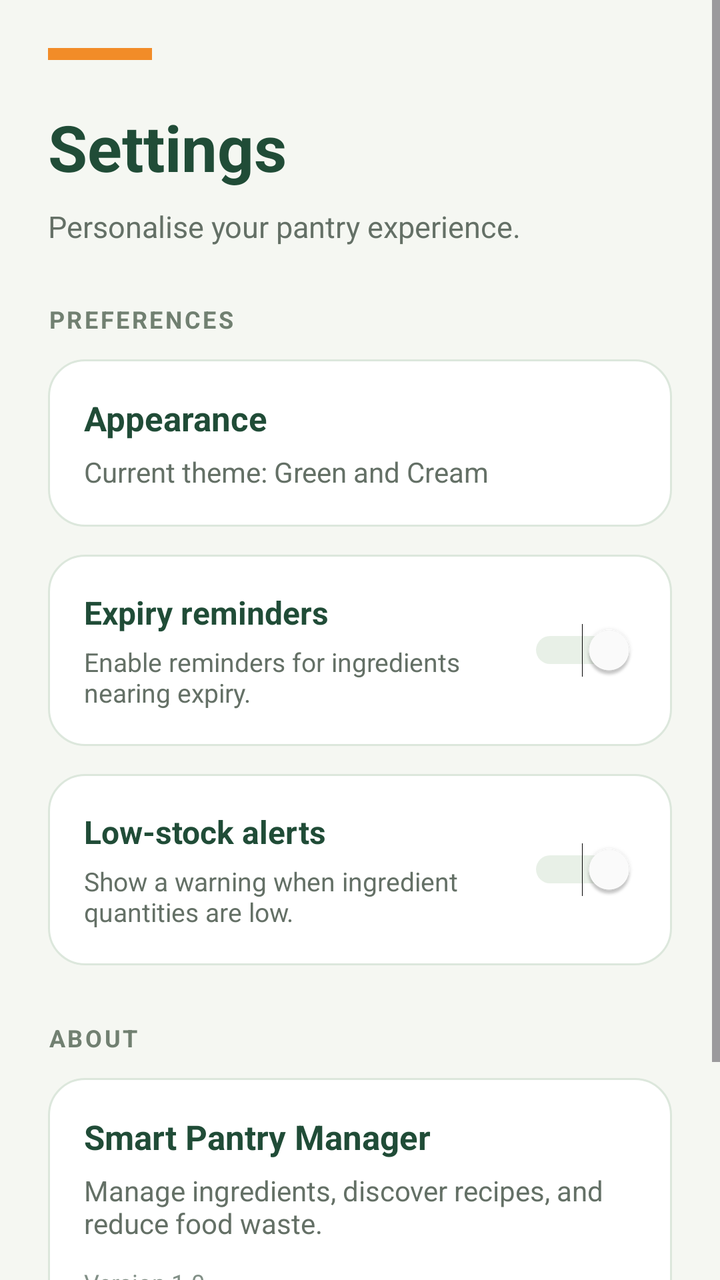
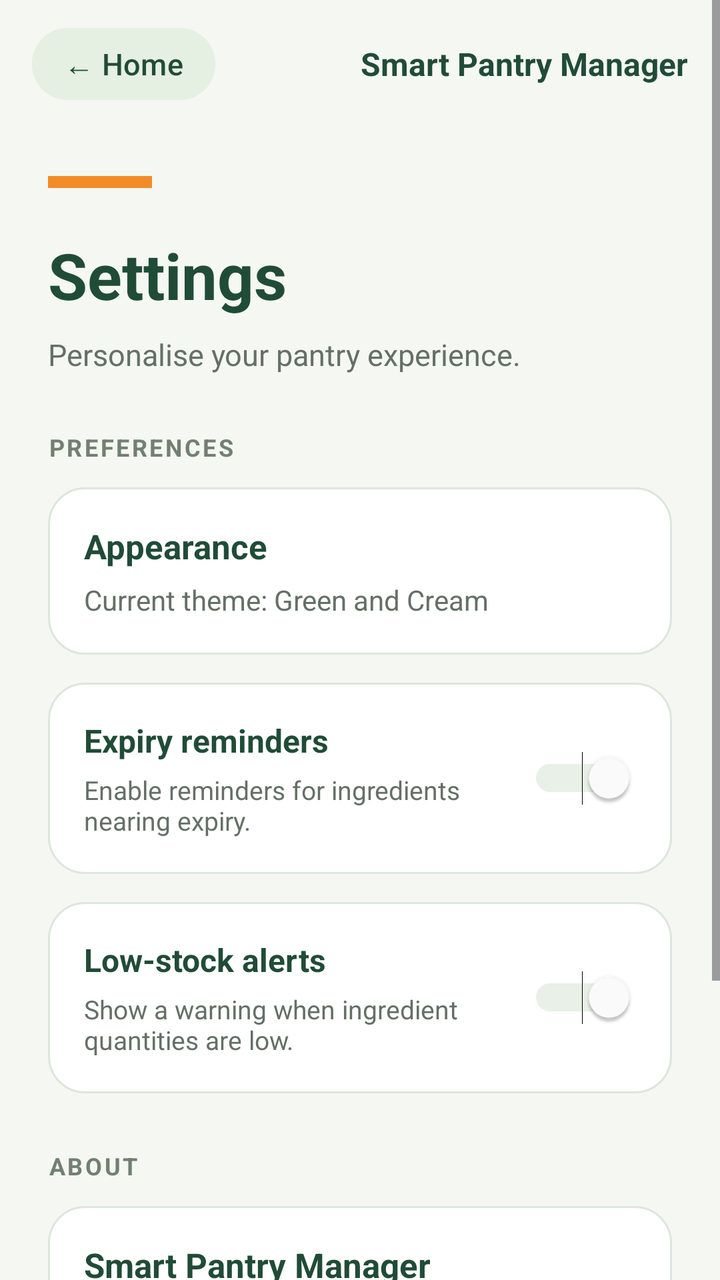

An Android layout rendered at two revisions. The XML below is the earlier revision; the diff shows what the commit changed to produce the second picture.
<!-- AndroidManifest.xml: application theme Theme.SmartPantryManager -->
<!-- res/layout/activity_settings.xml -->
<?xml version="1.0" encoding="utf-8"?>
<ScrollView xmlns:android="http://schemas.android.com/apk/res/android"
    android:layout_width="match_parent"
    android:layout_height="match_parent"
    android:background="#F5F7F2"
    android:fillViewport="true">

    <LinearLayout
        android:layout_width="match_parent"
        android:layout_height="wrap_content"
        android:orientation="vertical"
        android:padding="24dp">

        <View
            android:layout_width="52dp"
            android:layout_height="6dp"
            android:layout_marginBottom="22dp"
            android:background="#F28C28" />

        <TextView
            android:layout_width="match_parent"
            android:layout_height="wrap_content"
            android:text="Settings"
            android:textColor="#204C37"
            android:textSize="32sp"
            android:textStyle="bold" />

        <TextView
            android:layout_width="match_parent"
            android:layout_height="wrap_content"
            android:layout_marginTop="8dp"
            android:layout_marginBottom="28dp"
            android:text="Personalise your pantry experience."
            android:textColor="#647066"
            android:textSize="15sp" />

        
        <TextView
            android:layout_width="match_parent"
            android:layout_height="wrap_content"
            android:layout_marginBottom="12dp"
            android:text="PREFERENCES"
            android:textColor="#718071"
            android:textSize="12sp"
            android:textStyle="bold"
            android:letterSpacing="0.1" />

        
        <LinearLayout
            android:layout_width="match_parent"
            android:layout_height="wrap_content"
            android:orientation="vertical"
            android:padding="18dp"
            android:background="@drawable/dashboard_card_background">

            <TextView
                android:layout_width="match_parent"
                android:layout_height="wrap_content"
                android:text="Appearance"
                android:textColor="#204C37"
                android:textSize="17sp"
                android:textStyle="bold" />

            <TextView
                android:layout_width="match_parent"
                android:layout_height="wrap_content"
                android:layout_marginTop="6dp"
                android:text="Current theme: Green and Cream"
                android:textColor="#647066"
                android:textSize="14sp" />

        </LinearLayout>

        
        <LinearLayout
            android:layout_width="match_parent"
            android:layout_height="wrap_content"
            android:layout_marginTop="14dp"
            android:orientation="horizontal"
            android:gravity="center_vertical"
            android:padding="18dp"
            android:background="@drawable/dashboard_card_background">

            <LinearLayout
                android:layout_width="0dp"
                android:layout_height="wrap_content"
                android:layout_weight="1"
                android:orientation="vertical">

                <TextView
                    android:layout_width="match_parent"
                    android:layout_height="wrap_content"
                    android:text="Expiry reminders"
                    android:textColor="#204C37"
                    android:textSize="16sp"
                    android:textStyle="bold" />

                <TextView
                    android:layout_width="match_parent"
                    android:layout_height="wrap_content"
                    android:layout_marginTop="5dp"
                    android:text="Enable reminders for ingredients nearing expiry."
                    android:textColor="#647066"
                    android:textSize="13sp" />

            </LinearLayout>

            <Switch
                android:id="@+id/switchExpiryReminders"
                android:layout_width="wrap_content"
                android:layout_height="wrap_content"
                android:checked="true"
                android:contentDescription="Enable expiry reminders"
                android:showText="false"
                android:thumbTint="#FFFFFF"
                android:trackTint="#A5C5A4" />

        </LinearLayout>

        
        <LinearLayout
            android:layout_width="match_parent"
            android:layout_height="wrap_content"
            android:layout_marginTop="14dp"
            android:orientation="horizontal"
            android:gravity="center_vertical"
            android:padding="18dp"
            android:background="@drawable/dashboard_card_background">

            <LinearLayout
                android:layout_width="0dp"
                android:layout_height="wrap_content"
                android:layout_weight="1"
                android:orientation="vertical">

                <TextView
                    android:layout_width="match_parent"
                    android:layout_height="wrap_content"
                    android:text="Low-stock alerts"
                    android:textColor="#204C37"
                    android:textSize="16sp"
                    android:textStyle="bold" />

                <TextView
                    android:layout_width="match_parent"
                    android:layout_height="wrap_content"
                    android:layout_marginTop="5dp"
                    android:text="Show a warning when ingredient quantities are low."
                    android:textColor="#647066"
                    android:textSize="13sp" />

            </LinearLayout>

            <Switch
                android:id="@+id/switchLowStockAlerts"
                android:layout_width="wrap_content"
                android:layout_height="wrap_content"
                android:checked="true"
                android:contentDescription="Enable low-stock alerts"
                android:showText="false"
                android:thumbTint="#FFFFFF"
                android:trackTint="#A5C5A4" />

        </LinearLayout>

        
        <TextView
            android:layout_width="match_parent"
            android:layout_height="wrap_content"
            android:layout_marginTop="28dp"
            android:layout_marginBottom="12dp"
            android:text="ABOUT"
            android:textColor="#718071"
            android:textSize="12sp"
            android:textStyle="bold"
            android:letterSpacing="0.1" />

        <LinearLayout
            android:layout_width="match_parent"
            android:layout_height="wrap_content"
            android:orientation="vertical"
            android:padding="18dp"
            android:background="@drawable/dashboard_card_background">

            <TextView
                android:layout_width="match_parent"
                android:layout_height="wrap_content"
                android:text="Smart Pantry Manager"
                android:textColor="#204C37"
                android:textSize="17sp"
                android:textStyle="bold" />

            <TextView
                android:layout_width="match_parent"
                android:layout_height="wrap_content"
                android:layout_marginTop="6dp"
                android:text="Manage ingredients, discover recipes, and reduce food waste."
                android:textColor="#647066"
                android:textSize="14sp" />

            <TextView
                android:layout_width="match_parent"
                android:layout_height="wrap_content"
                android:layout_marginTop="12dp"
                android:text="Version 1.0"
                android:textColor="#829087"
                android:textSize="12sp" />

        </LinearLayout>

        
        <Button
            android:id="@+id/btnResetSettings"
            android:layout_width="match_parent"
            android:layout_height="56dp"
            android:layout_marginTop="24dp"
            android:backgroundTint="#E5EFE2"
            android:text="Reset Settings"
            android:textColor="#204C37"
            android:textSize="15sp"
            android:textStyle="bold" />

    </LinearLayout>

</ScrollView>
<!-- resources referenced by this layout -->
<resources>
  <!-- drawable dashboard_card_background (drawable) -->
  <?xml version="1.0" encoding="utf-8"?>
  <shape xmlns:android="http://schemas.android.com/apk/res/android"
      android:shape="rectangle">
  
      <solid android:color="#FFFFFF" />
  
      <corners android:radius="18dp" />
  
      <stroke
          android:width="1dp"
          android:color="#DCE7DC" />
  
  </shape>
  <style name="Theme.SmartPantryManager" parent="Base.Theme.SmartPantryManager" />
  <style name="Base.Theme.SmartPantryManager" parent="Theme.Material3.DayNight.NoActionBar">
          
          
      </style>
</resources>

<!-- the commit's change to res/layout/activity_settings.xml (unified diff, before → after) -->
@@ -8,218 +8,265 @@
     <LinearLayout
         android:layout_width="match_parent"
         android:layout_height="wrap_content"
-        android:orientation="vertical"
-        android:padding="24dp">
-
-        <View
-            android:layout_width="52dp"
-            android:layout_height="6dp"
-            android:layout_marginBottom="22dp"
-            android:background="#F28C28" />
-
-        <TextView
-            android:layout_width="match_parent"
-            android:layout_height="wrap_content"
-            android:text="Settings"
-            android:textColor="#204C37"
-            android:textSize="32sp"
-            android:textStyle="bold" />
-
-        <TextView
-            android:layout_width="match_parent"
-            android:layout_height="wrap_content"
-            android:layout_marginTop="8dp"
-            android:layout_marginBottom="28dp"
-            android:text="Personalise your pantry experience."
-            android:textColor="#647066"
-            android:textSize="15sp" />
+        android:orientation="vertical">
 
         
-        <TextView
-            android:layout_width="match_parent"
-            android:layout_height="wrap_content"
-            android:layout_marginBottom="12dp"
-            android:text="PREFERENCES"
-            android:textColor="#718071"
-            android:textSize="12sp"
-            android:textStyle="bold"
-            android:letterSpacing="0.1" />
-
-        
+        <include layout="@layout/header_back_home" />
+
         <LinearLayout
             android:layout_width="match_parent"
             android:layout_height="wrap_content"
             android:orientation="vertical"
-            android:padding="18dp"
-            android:background="@drawable/dashboard_card_background">
-
-            <TextView
-                android:layout_width="match_parent"
-                android:layout_height="wrap_content"
-                android:text="Appearance"
+            android:padding="24dp">
+
+            <View
+                android:layout_width="52dp"
+                android:layout_height="6dp"
+                android:layout_marginBottom="22dp"
+                android:background="#F28C28" />
+
+            <TextView
+                android:layout_width="match_parent"
+                android:layout_height="wrap_content"
+                android:text="Settings"
                 android:textColor="#204C37"
-                android:textSize="17sp"
+                android:textSize="32sp"
                 android:textStyle="bold" />
 
             <TextView
                 android:layout_width="match_parent"
                 android:layout_height="wrap_content"
-                android:layout_marginTop="6dp"
-                android:text="Current theme: Green and Cream"
+                android:layout_marginTop="8dp"
+                android:layout_marginBottom="28dp"
+                android:text="Personalise your pantry experience."
                 android:textColor="#647066"
-                android:textSize="14sp" />
+                android:textSize="15sp" />
+
+            
+            <TextView
+                android:layout_width="match_parent"
+                android:layout_height="wrap_content"
+                android:layout_marginBottom="12dp"
+                android:text="PREFERENCES"
+                android:textColor="#718071"
+                android:textSize="12sp"
+                android:textStyle="bold"
+                android:letterSpacing="0.1" />
+
+            
+            <LinearLayout
+                android:layout_width="match_parent"
+                android:layout_height="wrap_content"
+                android:orientation="vertical"
+                android:padding="18dp"
+                android:background="@drawable/dashboard_card_background">
+
+                <TextView
+                    android:layout_width="match_parent"
+                    android:layout_height="wrap_content"
+                    android:text="Appearance"
+                    android:textColor="#204C37"
+                    android:textSize="17sp"
+                    android:textStyle="bold" />
+
+                <TextView
+                    android:layout_width="match_parent"
+                    android:layout_height="wrap_content"
+                    android:layout_marginTop="6dp"
+                    android:text="Current theme: Green and Cream"
+                    android:textColor="#647066"
+                    android:textSize="14sp" />
+
+            </LinearLayout>
+
+            
+            <LinearLayout
+                android:layout_width="match_parent"
+                android:layout_height="wrap_content"
+                android:layout_marginTop="14dp"
+                android:orientation="horizontal"
+                android:gravity="center_vertical"
+                android:padding="18dp"
+                android:background="@drawable/dashboard_card_background">
+
+                <LinearLayout
+                    android:layout_width="0dp"
+                    android:layout_height="wrap_content"
+                    android:layout_weight="1"
+                    android:orientation="vertical">
+
+                    <TextView
+                        android:layout_width="match_parent"
+                        android:layout_height="wrap_content"
+                        android:text="Expiry reminders"
+                        android:textColor="#204C37"
+                        android:textSize="16sp"
+                        android:textStyle="bold" />
+
+                    <TextView
+                        android:layout_width="match_parent"
+                        android:layout_height="wrap_content"
+                        android:layout_marginTop="5dp"
+                        android:text="Enable reminders for ingredients nearing expiry."
+                        android:textColor="#647066"
+                        android:textSize="13sp" />
+
+                </LinearLayout>
+
+                <Switch
+                    android:id="@+id/switchExpiryReminders"
+                    android:layout_width="wrap_content"
+                    android:layout_height="wrap_content"
+                    android:checked="true"
+                    android:contentDescription="Enable expiry reminders"
+                    android:showText="false"
+                    android:thumbTint="#FFFFFF"
+                    android:trackTint="#A5C5A4" />
+
+            </LinearLayout>
+
+            
+            <LinearLayout
+                android:layout_width="match_parent"
+                android:layout_height="wrap_content"
+                android:layout_marginTop="14dp"
+                android:orientation="horizontal"
+                android:gravity="center_vertical"
+                android:padding="18dp"
+                android:background="@drawable/dashboard_card_background">
+
+                <LinearLayout
+                    android:layout_width="0dp"
+                    android:layout_height="wrap_content"
+                    android:layout_weight="1"
+                    android:orientation="vertical">
+
+                    <TextView
+                        android:layout_width="match_parent"
+                        android:layout_height="wrap_content"
+                        android:text="Low-stock alerts"
+                        android:textColor="#204C37"
+                        android:textSize="16sp"
+                        android:textStyle="bold" />
+
+                    <TextView
+                        android:layout_width="match_parent"
+                        android:layout_height="wrap_content"
+                        android:layout_marginTop="5dp"
+                        android:text="Show a warning when ingredient quantities are low."
+                        android:textColor="#647066"
+                        android:textSize="13sp" />
+
+                </LinearLayout>
+
+                <Switch
+                    android:id="@+id/switchLowStockAlerts"
+                    android:layout_width="wrap_content"
+                    android:layout_height="wrap_content"
+                    android:checked="true"
+                    android:contentDescription="Enable low-stock alerts"
+                    android:showText="false"
+                    android:thumbTint="#FFFFFF"
+                    android:trackTint="#A5C5A4" />
+
+            </LinearLayout>
+
+            
+            <TextView
+                android:layout_width="match_parent"
+                android:layout_height="wrap_content"
+                android:layout_marginTop="28dp"
+                android:layout_marginBottom="12dp"
+                android:text="ABOUT"
+                android:textColor="#718071"
+                android:textSize="12sp"
+                android:textStyle="bold"
+                android:letterSpacing="0.1" />
+
+            <LinearLayout
+                android:layout_width="match_parent"
+                android:layout_height="wrap_content"
+                android:orientation="vertical"
+                android:padding="18dp"
+                android:background="@drawable/dashboard_card_background">
+
+                <TextView
+                    android:layout_width="match_parent"
+                    android:layout_height="wrap_content"
+                    android:text="Smart Pantry Manager"
+                    android:textColor="#204C37"
+                    android:textSize="17sp"
+                    android:textStyle="bold" />
+
+                <TextView
+                    android:layout_width="match_parent"
+                    android:layout_height="wrap_content"
+                    android:layout_marginTop="6dp"
+                    android:text="Manage ingredients, discover recipes, and reduce food waste."
+                    android:textColor="#647066"
+                    android:textSize="14sp" />
+
+                <TextView
+                    android:layout_width="match_parent"
+                    android:layout_height="wrap_content"
+                    android:layout_marginTop="12dp"
+                    android:text="Version 1.0"
+                    android:textColor="#829087"
+                    android:textSize="12sp" />
+
+            </LinearLayout>
+
+            
+            <Button
+                android:id="@+id/btnResetSettings"
+                android:layout_width="match_parent"
+                android:layout_height="56dp"
+                android:layout_marginTop="24dp"
+                android:backgroundTint="#E5EFE2"
+                android:text="Reset Settings"
+                android:textColor="#204C37"
+                android:textSize="15sp"
+                android:textStyle="bold" />
 
         </LinearLayout>
 
-        
-        <LinearLayout
-            android:layout_width="match_parent"
-            android:layout_height="wrap_content"
-            android:layout_marginTop="14dp"
-            android:orientation="horizontal"
-            android:gravity="center_vertical"
-            android:padding="18dp"
-            android:background="@drawable/dashboard_card_background">
-
-            <LinearLayout
-                android:layout_width="0dp"
-                android:layout_height="wrap_content"
-                android:layout_weight="1"
-                android:orientation="vertical">
-
-                <TextView
-                    android:layout_width="match_parent"
-                    android:layout_height="wrap_content"
-                    android:text="Expiry reminders"
-                    android:textColor="#204C37"
-                    android:textSize="16sp"
-                    android:textStyle="bold" />
-
-                <TextView
-                    android:layout_width="match_parent"
-                    android:layout_height="wrap_content"
-                    android:layout_marginTop="5dp"
-                    android:text="Enable reminders for ingredients nearing expiry."
-                    android:textColor="#647066"
-                    android:textSize="13sp" />
-
-            </LinearLayout>
-
-            <Switch
-                android:id="@+id/switchExpiryReminders"
-                android:layout_width="wrap_content"
-                android:layout_height="wrap_content"
-                android:checked="true"
-                android:contentDescription="Enable expiry reminders"
-                android:showText="false"
-                android:thumbTint="#FFFFFF"
-                android:trackTint="#A5C5A4" />
-
-        </LinearLayout>
-
-        
-        <LinearLayout
-            android:layout_width="match_parent"
-            android:layout_height="wrap_content"
-            android:layout_marginTop="14dp"
-            android:orientation="horizontal"
-            android:gravity="center_vertical"
-            android:padding="18dp"
-            android:background="@drawable/dashboard_card_background">
-
-            <LinearLayout
-                android:layout_width="0dp"
-                android:layout_height="wrap_content"
-                android:layout_weight="1"
-                android:orientation="vertical">
-
-                <TextView
-                    android:layout_width="match_parent"
-                    android:layout_height="wrap_content"
-                    android:text="Low-stock alerts"
-                    android:textColor="#204C37"
-                    android:textSize="16sp"
-                    android:textStyle="bold" />
-
-                <TextView
-                    android:layout_width="match_parent"
-                    android:layout_height="wrap_content"
-                    android:layout_marginTop="5dp"
-                    android:text="Show a warning when ingredient quantities are low."
-                    android:textColor="#647066"
-                    android:textSize="13sp" />
-
-            </LinearLayout>
-
-            <Switch
-                android:id="@+id/switchLowStockAlerts"
-                android:layout_width="wrap_content"
-                android:layout_height="wrap_content"
-                android:checked="true"
-                android:contentDescription="Enable low-stock alerts"
-                android:showText="false"
-                android:thumbTint="#FFFFFF"
-                android:trackTint="#A5C5A4" />
-
-        </LinearLayout>
-
-        
-        <TextView
-            android:layout_width="match_parent"
-            android:layout_height="wrap_content"
-            android:layout_marginTop="28dp"
-            android:layout_marginBottom="12dp"
-            android:text="ABOUT"
-            android:textColor="#718071"
-            android:textSize="12sp"
-            android:textStyle="bold"
-            android:letterSpacing="0.1" />
-
-        <LinearLayout
-            android:layout_width="match_parent"
-            android:layout_height="wrap_content"
-            android:orientation="vertical"
-            android:padding="18dp"
-            android:background="@drawable/dashboard_card_background">
-
-            <TextView
-                android:layout_width="match_parent"
-                android:layout_height="wrap_content"
-                android:text="Smart Pantry Manager"
-                android:textColor="#204C37"
-                android:textSize="17sp"
-                android:textStyle="bold" />
-
-            <TextView
-                android:layout_width="match_parent"
-                android:layout_height="wrap_content"
-                android:layout_marginTop="6dp"
-                android:text="Manage ingredients, discover recipes, and reduce food waste."
-                android:textColor="#647066"
-                android:textSize="14sp" />
-
-            <TextView
-                android:layout_width="match_parent"
-                android:layout_height="wrap_content"
-                android:layout_marginTop="12dp"
-                android:text="Version 1.0"
-                android:textColor="#829087"
-                android:textSize="12sp" />
-
-        </LinearLayout>
-
-        
-        <Button
-            android:id="@+id/btnResetSettings"
-            android:layout_width="match_parent"
-            android:layout_height="56dp"
-            android:layout_marginTop="24dp"
-            android:backgroundTint="#E5EFE2"
-            android:text="Reset Settings"
-            android:textColor="#204C37"
-            android:textSize="15sp"
-            android:textStyle="bold" />
-
     </LinearLayout>
 
 </ScrollView>
+<!-- res/layout/header_back_home.xml (included above) -->
+<?xml version="1.0" encoding="utf-8"?>
+<LinearLayout xmlns:android="http://schemas.android.com/apk/res/android"
+    android:layout_width="match_parent"
+    android:layout_height="64dp"
+    android:orientation="horizontal"
+    android:gravity="center_vertical"
+    android:paddingStart="16dp"
+    android:paddingEnd="16dp"
+    android:background="#F5F7F2">
+
+    <Button
+        android:id="@+id/btnBackHome"
+        android:layout_width="wrap_content"
+        android:layout_height="44dp"
+        android:minWidth="0dp"
+        android:text="← Home"
+        android:textAllCaps="false"
+        android:textColor="#204C37"
+        android:textSize="15sp"
+        android:backgroundTint="#E5EFE2"
+        android:paddingStart="16dp"
+        android:paddingEnd="16dp" />
+
+    <TextView
+        android:id="@+id/txtHeaderTitle"
+        android:layout_width="0dp"
+        android:layout_height="wrap_content"
+        android:layout_weight="1"
+        android:gravity="end|center_vertical"
+        android:text="Smart Pantry Manager"
+        android:textColor="#204C37"
+        android:textSize="16sp"
+        android:textStyle="bold"
+        android:paddingStart="12dp" />
+
+</LinearLayout>
<!-- resource entries referenced after the edit -->
@@ -16,8 +16,21 @@
   </shape>
   <style name="Theme.SmartPantryManager" parent="Base.Theme.SmartPantryManager" />
   <style name="Base.Theme.SmartPantryManager" parent="Theme.Material3.DayNight.NoActionBar">
-          
-          
+  
+          <item name="colorPrimary">#F28C28</item>
+          <item name="colorOnPrimary">#FFFFFF</item>
+  
+          <item name="colorSecondary">#204C37</item>
+          <item name="colorOnSecondary">#FFFFFF</item>
+  
+          <item name="colorSurface">#F5F7F2</item>
+          <item name="colorOnSurface">#204C37</item>
+  
+          <item name="android:colorAccent">#F28C28</item>
+          <item name="android:windowLightStatusBar">true</item>
+          <item name="android:statusBarColor">#F5F7F2</item>
+          <item name="android:navigationBarColor">#F5F7F2</item>
+  
       </style>
 </resources>
 
